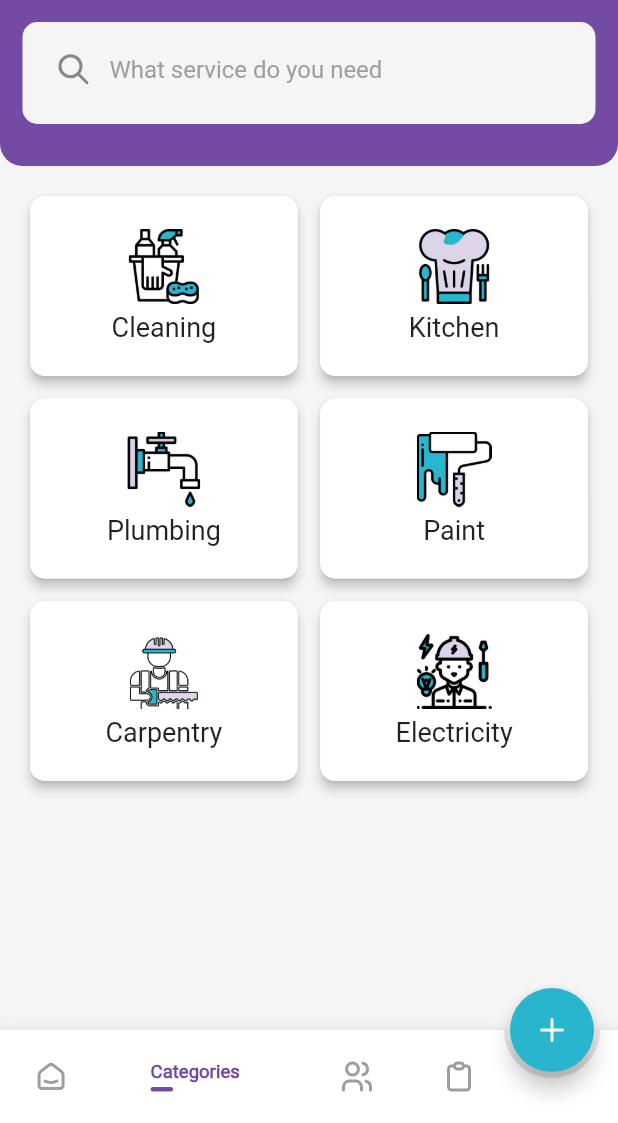
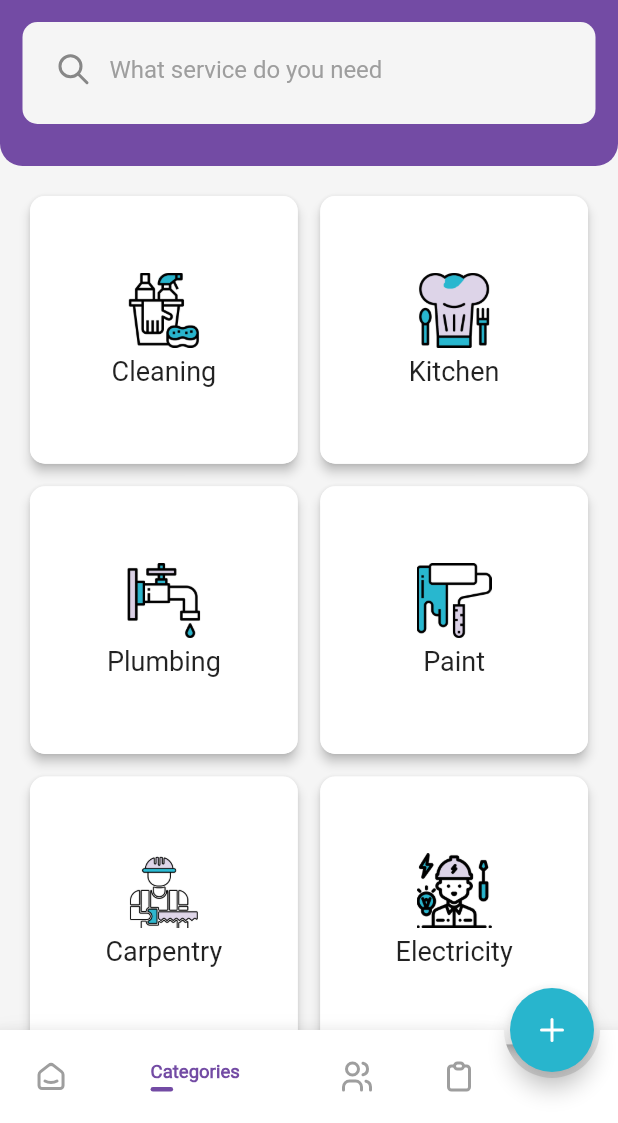
Before and after one commit to amr-alawaad99/HomeMate_HomeServiceApp, a Flutter app: the MainLayoutScreen screen opened directly, item 2 of the bottom bar chosen, on a phone screen of 412 x 824 dp, the part 113-1236 px from its top. Run offline on Flutter 3.47's test engine with Material 2 defaults, Android fonts, the phone set to English and light mode, and no system bars; drawn by our look-alikes of bubble_bottom_bar; our stand-ins replace bloc, flutter_bloc, flutter_tabler_icons, smooth_page_indicator; missing offline and left inert: colorful_safe_area; network calls fail.

Commit message:
update some models added some lists and changed categories_screen.dart layout

```diff
--- a/lib/layout/cubit/cubit.dart
+++ b/lib/layout/cubit/cubit.dart
@@ -21,7 +21,7 @@ class LayoutCubit extends Cubit<LayoutStates>{
 
   List<Widget> screens = [
     const  HomeScreen(),
-    const CategoriesScreen(),
+     CategoriesScreen(),
     const SuppliersScreen(),
      AppointmentsScreen(),
   ];
--- a/lib/layout/main_layout_screen.dart
+++ b/lib/layout/main_layout_screen.dart
@@ -51,7 +51,7 @@ class MainLayoutScreen extends StatelessWidget {
                             child: Row(
                               children: [
                                 CircleAvatar(
-                                  backgroundImage: NetworkImage(tempImage),
+                                  backgroundImage: tempImage,
                                   radius: 25,
                                 ),
                                 const SizedBox(
--- a/lib/models/appointment.dart
+++ b/lib/models/appointment.dart
@@ -1,3 +1,5 @@
+import 'package:flutter/material.dart';
+
 class Appointment {
   final String serviceName;
   final String userName;
@@ -5,6 +7,7 @@ class Appointment {
   final String time;
   final String status;
   final String cost;
+  final ImageProvider image;
   Appointment({
     required this.serviceName,
     required this.userName,
@@ -12,6 +15,7 @@ class Appointment {
     required this.time,
     required this.status,
     required this.cost,
+    required this.image
   });
 }
 class ChooseCategory{
--- /dev/null
+++ b/lib/models/category_model.dart
@@ -0,0 +1,8 @@
+import 'package:flutter/material.dart';
+
+class Categories {
+  final String title;
+  final AssetImage img;
+
+  Categories({required this.title, required this.img});
+}
--- a/lib/module/appointment_screen/appointments_screen.dart
+++ b/lib/module/appointment_screen/appointments_screen.dart
@@ -13,6 +13,7 @@ class AppointmentsScreen extends StatelessWidget {
       time: '12:50 AM',
       status: 'Finished',
       cost: '250 EGP',
+      image: tempImage,
     ),
     Appointment(
       serviceName: 'Kitchen',
@@ -21,6 +22,8 @@ class AppointmentsScreen extends StatelessWidget {
       time: '12:50 AM',
       status: 'Underway',
       cost: '250 EGP',
+      image: tempImage,
+
     ),
     Appointment(
       serviceName: 'Plumbing',
@@ -29,6 +32,8 @@ class AppointmentsScreen extends StatelessWidget {
       time: '12:50 AM',
       status: 'Waiting',
       cost: '250 EGP',
+      image: tempImage,
+
     ),
     Appointment(
       serviceName: 'Paint',
@@ -37,6 +42,8 @@ class AppointmentsScreen extends StatelessWidget {
       time: '12:50 AM',
       status: 'Finished',
       cost: '250 EGP',
+      image: tempImage,
+
     ),
     Appointment(
       serviceName: 'Carpentry',
@@ -45,6 +52,8 @@ class AppointmentsScreen extends StatelessWidget {
       time: '12:50 AM',
       status: 'Finished',
       cost: '250 EGP',
+      image: tempImage,
+
     ),
     Appointment(
       serviceName: 'Electricity',
@@ -53,6 +62,8 @@ class AppointmentsScreen extends StatelessWidget {
       time: '12:50 AM',
       status: 'Finished',
       cost: '250 EGP',
+      image: tempImage,
+
     ),
   ];
   List<ChooseCategory> categories = [
@@ -121,6 +132,8 @@ class AppointmentsScreen extends StatelessWidget {
                   time: appointments[index].time,
                   status: appointments[index].status,
                   cost: appointments[index].cost,
+                  image: appointments[index].image,
+
                 ),
                 separatorBuilder: (context, index) => const SizedBox(
                   height: 15,
--- a/lib/module/categories_screen/categories_screen.dart
+++ b/lib/module/categories_screen/categories_screen.dart
@@ -1,68 +1,51 @@
 import 'package:flutter/material.dart';
 import 'package:login_register_methods/shared/components/components.dart';
 
+import '../../models/category_model.dart';
+
 class CategoriesScreen extends StatelessWidget {
-  const CategoriesScreen({Key? key}) : super(key: key);
+
+  List<Categories> categories = [
+    Categories(
+      title: 'Cleaning',
+      img: AssetImage('assets/images/cleaning.png'),
+    ),
+    Categories(
+      title: 'Kitchen',
+      img: AssetImage('assets/images/kitchen.png'),
+    ),
+    Categories(
+      title: 'Plumbing',
+      img: AssetImage('assets/images/plumbing.png'),
+    ),
+    Categories(
+      title: 'Paint',
+      img: AssetImage('assets/images/paint.png'),
+    ),
+    Categories(
+      title: 'Carpentry',
+      img: AssetImage('assets/images/carpentry.png'),
+    ),
+    Categories(
+      title: 'Electricity',
+      img: AssetImage('assets/images/electrician.png'),
+    )
+  ];
+
+  CategoriesScreen({super.key});
 
   @override
   Widget build(BuildContext context) {
     return Padding(
       padding: const EdgeInsets.all(20.0),
-      child: Column(
-        children: [
-          Row(
-            children: [
-              defaultCategoriesBox(
-                img: 'assets/images/cleaning.png',
-                text: 'Cleaning',
-              ),
-              const SizedBox(
-                width: 15,
-              ),
-              defaultCategoriesBox(
-                img: 'assets/images/kitchen.png',
-                text: 'Kitchen',
-              ),
-            ],
-          ),
-          const SizedBox(
-            height: 15,
-          ),
-          Row(
-            children: [
-              defaultCategoriesBox(
-                img: 'assets/images/plumbing.png',
-                text: 'Plumbing',
-              ),
-              const SizedBox(
-                width: 15,
-              ),
-              defaultCategoriesBox(
-                img: 'assets/images/paint.png',
-                text: 'Paint',
-              ),
-            ],
-          ),
-          const SizedBox(
-            height: 15,
-          ),
-          Row(
-            children: [
-              defaultCategoriesBox(
-                img: 'assets/images/carpentry.png',
-                text: 'Carpentry',
-              ),
-              const SizedBox(
-                width: 15,
-              ),
-              defaultCategoriesBox(
-                img: 'assets/images/electrician.png',
-                text: 'Electricity',
-              ),
-            ],
-          ),
-        ],
-      ),
+      child: GridView.builder(
+        shrinkWrap: true,
+        itemCount: categories.length,
+          scrollDirection: Axis.vertical,
+          gridDelegate:
+              SliverGridDelegateWithFixedCrossAxisCount(crossAxisCount: 2,crossAxisSpacing: 15,mainAxisSpacing: 15),
+          itemBuilder: (context, index) =>
+              defaultCategoriesBox(img: categories[index].img, text: categories[index].title)),
     );
   }
 }
--- a/lib/module/drawer/my_drawer.dart
+++ b/lib/module/drawer/my_drawer.dart
@@ -25,7 +25,7 @@ class MyDrawer extends StatelessWidget {
                 child: Row(
                   children: [
                     CircleAvatar(
-                      backgroundImage: NetworkImage(tempImage),
+                      backgroundImage: tempImage,
                       radius: 35,
                     ),
                     const SizedBox(
--- a/lib/module/profile_screen/profile_screen.dart
+++ b/lib/module/profile_screen/profile_screen.dart
@@ -46,7 +46,7 @@ class ProfileScreen extends StatelessWidget {
                   alignment: Alignment.bottomCenter,
                   heightFactor: 1.8,
                   child: CircleAvatar(
-                    backgroundImage: NetworkImage(tempImage),
+                    backgroundImage: tempImage,
                     radius: 55,
                   ),
                 ),
--- a/lib/shared/components/components.dart
+++ b/lib/shared/components/components.dart
@@ -127,7 +127,7 @@ Future navigatePushDelete(
         ),
         (route) => false);
 
-Widget defaultCategoriesBox({required String img, required String text}) =>
+Widget defaultCategoriesBox({required ImageProvider img, required String text}) =>
     Expanded(
       child: InkWell(
         onTap: () {
@@ -145,7 +145,7 @@ Widget defaultCategoriesBox({required String img, required String text}) =>
               mainAxisAlignment: MainAxisAlignment.center,
               children: [
                 Image(
-                  image: AssetImage(img),
+                  image: img,
                   width: 50,
                   height: 50,
                 ),
@@ -195,6 +195,7 @@ Widget defaultAppointmentCard({
   required String time,
   required String status,
   required String cost,
+  required ImageProvider image,
 }) =>
     Material(
       elevation: 3,
@@ -234,7 +235,7 @@ Widget defaultAppointmentCard({
                           ClipRRect(
                             borderRadius: BorderRadius.circular(5),
                             child: Image(
-                              image: NetworkImage(tempImage),
+                              image: image,
                               width: 30,
                               height: 30,
                             ),
@@ -408,7 +409,7 @@ Widget defaultSuppliersItem({
                       ClipRRect(
                         borderRadius: BorderRadius.circular(5),
                         child: Image(
-                          image: NetworkImage(tempImage),
+                          image: tempImage,
                           height: 60,
                           width: 60,
                         ),
--- a/lib/shared/components/constants.dart
+++ b/lib/shared/components/constants.dart
@@ -9,4 +9,4 @@ const Color errorColor = Color(0xffee4646);
 Color scaffoldLightColor = Colors.grey.shade100;
 
 
-String tempImage = "https://img.freepik.com/free-vector/self-care-concept_23-2148523717.jpg?w=740&t=st=1678538562~exp=1678539162~hmac=a7d5a1db32b0d9a70e2ebbf68ab260a7ff455a23edb61284689ea8c3559233dd";
+ImageProvider tempImage = const NetworkImage('https://img.freepik.com/free-vector/self-care-concept_23-2148523717.jpg?w=740&t=st=1678538562~exp=1678539162~hmac=a7d5a1db32b0d9a70e2ebbf68ab260a7ff455a23edb61284689ea8c3559233dd');
```
